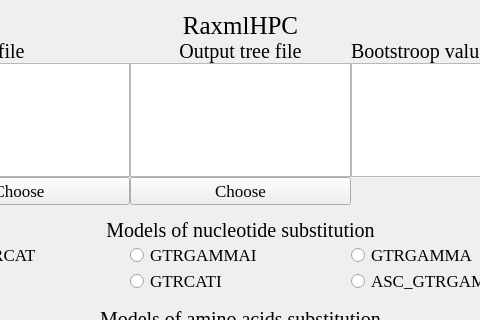
The window that UI/Raxml.ui (hzaurzli/MicroWorldOmics) describes before a commit, drawn with Qt 5; both pictures show x 103 to 583 and y 0 to 320 of the 687 by 493 pixel window.
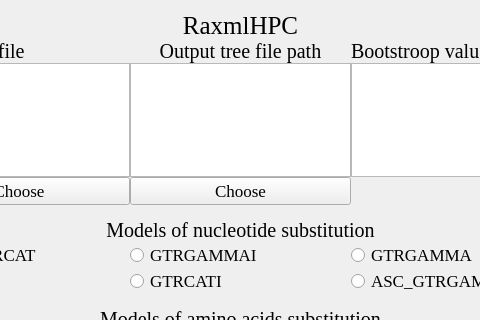
The same window after the commit. Icons and pictures are not drawn.

```diff
--- a/UI/Raxml.ui
+++ b/UI/Raxml.ui
@@ -164,7 +164,7 @@
         </font>
        </property>
        <property name="text">
-        <string>Output tree file</string>
+        <string>Output tree file path</string>
        </property>
        <property name="alignment">
         <set>Qt::AlignCenter</set>
```
